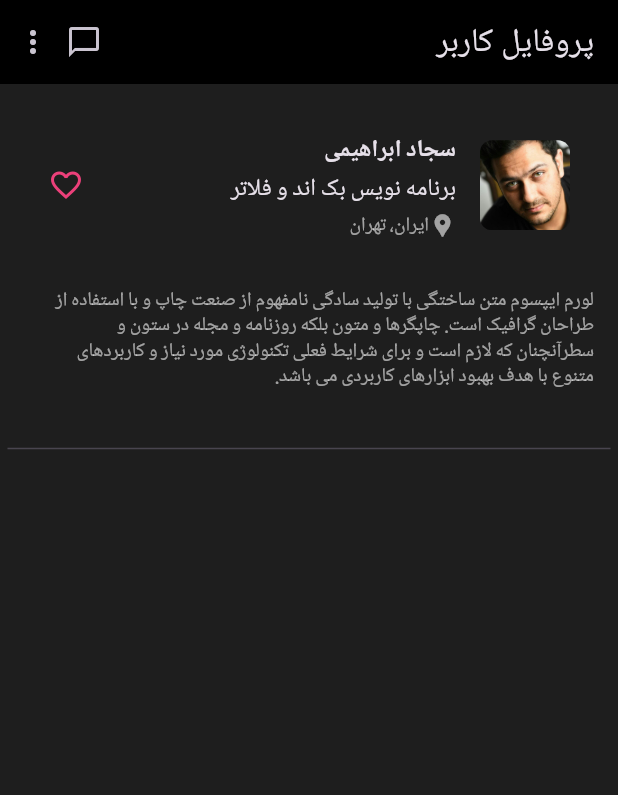
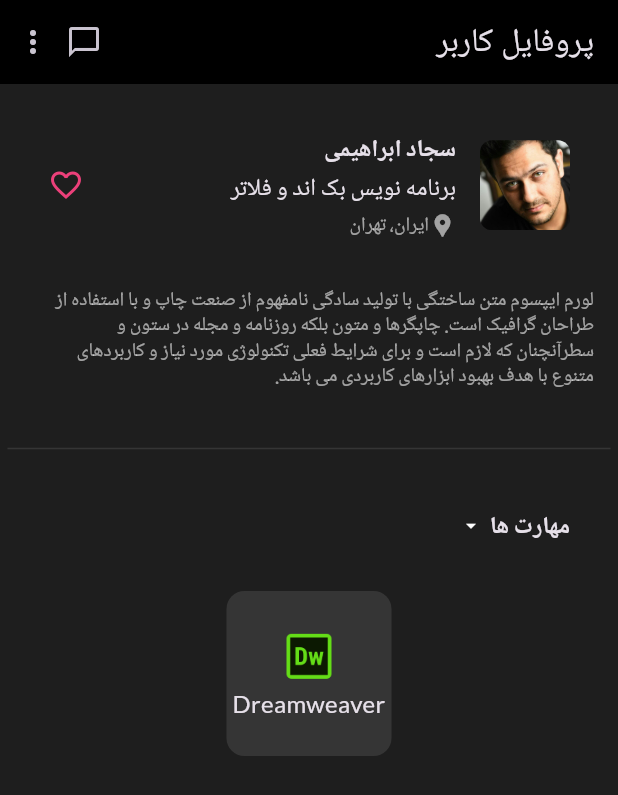
Before and after one commit to webneshin/flutter_learning_profile, a Flutter app: the screen it shows after launch, on a phone screen of 412 x 824 dp. Shown: the top 795 px of the screen. Run offline on Flutter 3.47's test engine with Material 2 defaults, Android fonts, the phone set to English and light mode, and no system bars; our stand-ins replace google_fonts.

Commit message:
create first app

```diff
--- a/lib/main.dart
+++ b/lib/main.dart
@@ -11,6 +11,7 @@ class MainApp extends StatelessWidget {
 
   @override
   Widget build(BuildContext context) {
+    Color surfaceColor = Colors.white10;
     return MaterialApp(
       localizationsDelegates: const [
         GlobalCupertinoLocalizations.delegate,
@@ -35,11 +36,11 @@ class MainApp extends StatelessWidget {
                 fontSize: 13, color: Color.fromARGB(150, 255, 255, 255)),
             titleMedium: TextStyle(fontWeight: FontWeight.bold),
           )),
-        dividerTheme: const DividerThemeData(
+          dividerTheme: DividerThemeData(
+            color: surfaceColor,
             indent: 5,
             endIndent: 5,
-        )
-      ),
+          )),
       home: MyHomePage(),
     );
   }
@@ -59,6 +60,7 @@ class MyHomePage extends StatelessWidget {
           ],
         ),
         body: Column(
+          crossAxisAlignment: CrossAxisAlignment.start,
           children: [
             Padding(
               padding: const EdgeInsets.all(32),
@@ -120,6 +122,52 @@ class MyHomePage extends StatelessWidget {
               ),
             ),
             const Divider(),
+            const Padding(
+              padding: EdgeInsets.all(32),
+              child: Row(
+                crossAxisAlignment: CrossAxisAlignment.center,
+                children: [
+                  Text("مهارت ها",
+                      style: TextStyle(fontWeight: FontWeight.bold)),
+                  SizedBox(
+                    width: 5,
+                  ),
+                  Icon(
+                    Icons.arrow_drop_down,
+                    size: 15,
+                  )
+                ],
+              ),
+            ),
+            Center(
+              child: Wrap(
+                direction: Axis.horizontal,
+                spacing: 8,
+                runSpacing: 8,
+                children: [
+                  Container(
+                    width: 110,
+                    height: 110,
+                    decoration: BoxDecoration(
+                        color: Theme.of(context).dividerTheme.color,
+                        borderRadius: BorderRadius.all(Radius.circular(12))
+                    ),
+                    child: Column(
+                      mainAxisAlignment: MainAxisAlignment.center,
+                      children: [
+                        Image.asset(
+                          "assets/images/icons8-adobe-dreamweaver-144.png",
+                          width: 40,
+                          height: 40,
+                        ),
+                        Text("Dreamweaver")
+                      ],
+                    ),
+                  ),
+
+                ],
+              ),
+            )
           ],
         ));
   }
```
Also changed, not shown: assets/images/icons8-adobe-dreamweaver-144.png (added), assets/images/icons8-adobe-fireworks-144.png (added), assets/images/icons8-adobe-indesign-144.png (added), assets/images/icons8-adobe-media-encoder-144.png (added), assets/images/icons8-adobe-xd-144.png (added). Lines whose indentation alone changed are shown as unchanged.
